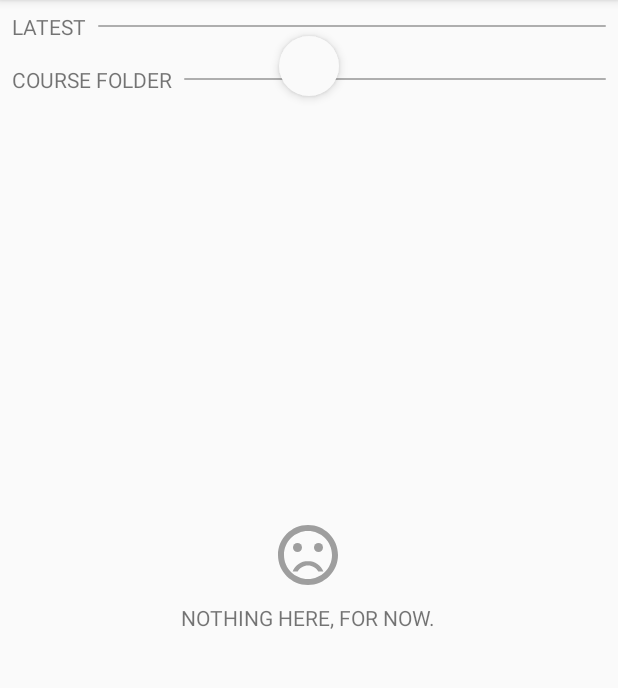
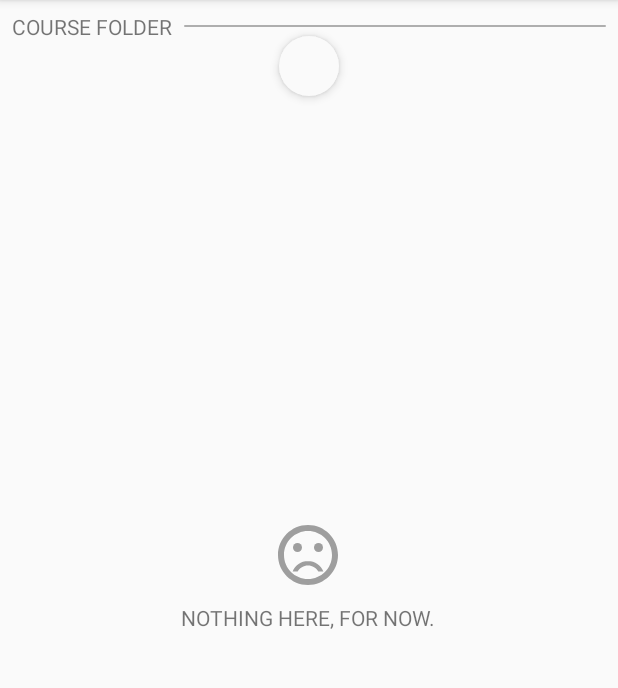
Before and after one commit to AAUPush/aaupush-android, an Android app: the fragment MaterialFragment shown on its own in the app's theme, on a phone screen of 412 x 824 dp, the part 84-772 px from its top. Run offline under Robolectric (Android 15) with nearby library versions, the phone set to English and light mode, and no system bars; libraries missing offline, so code that uses them is left out: com.amulyakhare.textdrawable.

Commit message:
Change 'Latest' to 'Last 7 days' in material adapter

```diff
--- a/app/src/main/java/com/aaupush/aaupush/DBHelper.java
+++ b/app/src/main/java/com/aaupush/aaupush/DBHelper.java
@@ -256,9 +256,15 @@ public class DBHelper extends SQLiteOpenHelper {
         // Get a readable database instance
         SQLiteDatabase sqLiteDatabase = this.getReadableDatabase();
 
+        // Date Argument
+        // We want to get all the materials uploaded in the last 7 days
+        Calendar sevenDaysAgo = Calendar.getInstance();
+        sevenDaysAgo.add(Calendar.MONTH, -7);
+        String pubDate = PushUtils.calendarToString(sevenDaysAgo, true);
+
         // Cursor get the cursor after the querying the db
         Cursor cursor = sqLiteDatabase.rawQuery(
-                "SELECT * FROM " + MATERIAL_TABLE_NAME + " ORDER BY " + MATERIAL_PUB_DATE + " DESC LIMIT 3",
+                "SELECT * FROM " + MATERIAL_TABLE_NAME + " WHERE " + MATERIAL_PUB_DATE + " > " + Long.parseLong(pubDate) + " ORDER BY " + MATERIAL_PUB_DATE,
                 null
         );
 
--- a/app/src/main/java/com/aaupush/aaupush/MaterialFragment.java
+++ b/app/src/main/java/com/aaupush/aaupush/MaterialFragment.java
@@ -166,7 +166,6 @@ public class MaterialFragment extends Fragment {
      */
     private void setAdapter() {
         ArrayList<Object> sampleList = new ArrayList<>();
-        sampleList.add("LATEST");   // Add the header for the latest materials
         DBHelper dbHelper = new DBHelper(getContext());
 
         // Get materials
@@ -174,6 +173,7 @@ public class MaterialFragment extends Fragment {
 
         // Add them to the adapter if the result is not null
         if (materials != null) {
+            sampleList.add("LAST 7 DAYS");   // Add the header for the latest materials
             sampleList.addAll(materials);
         }
 
```
